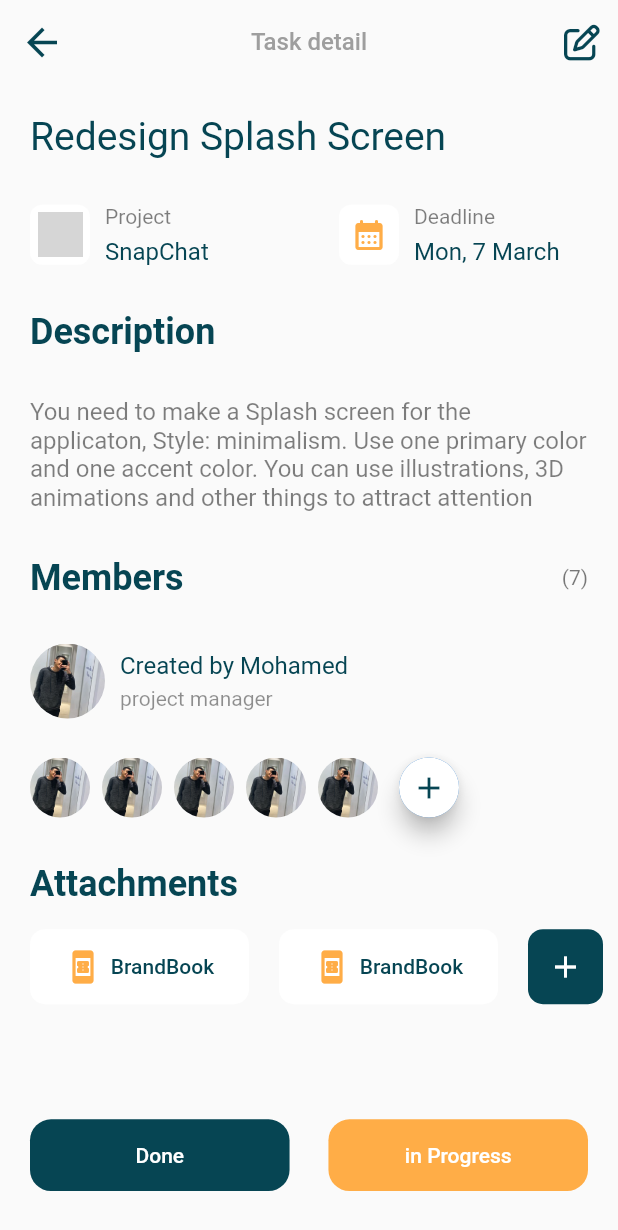
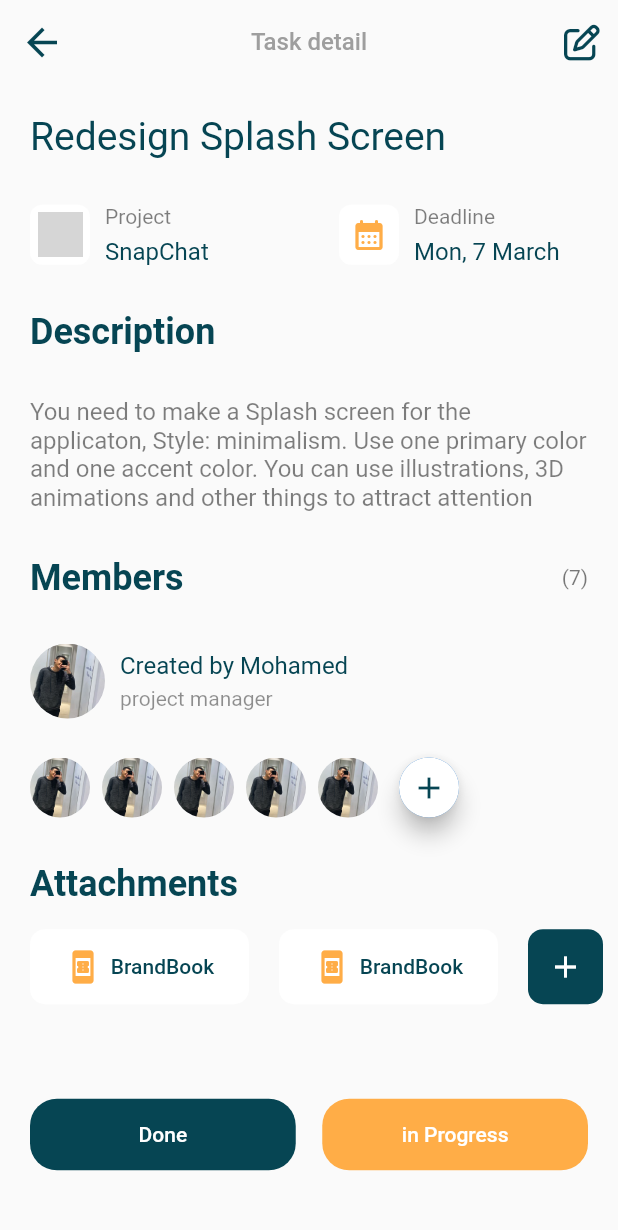
Before and after one commit to MohaamedHamdy/flutter_to_do_app, a Flutter app: the screen it shows after launch, after a tap on "Snapchat", on a phone screen of 412 x 824 dp. Shown: the top 1230 px of the screen. Run offline on Flutter 3.47's test engine with Material 2 defaults, Android fonts, the phone set to English and light mode, and no system bars; our stand-ins replace date_picker_timeline, dot_navigation_bar, font_awesome_flutter; network calls fail; statements that could not run were skipped; grey boxes are pictures that could not be loaded.

Commit message:
some changes

```diff
--- a/lib/core/widgets/custom_button.dart
+++ b/lib/core/widgets/custom_button.dart
@@ -16,7 +16,7 @@ class CustomButton extends StatelessWidget {
     this.color = MyColors.mainColor,
     this.width = 180,
     this.height = 80,
-    this.radius = 14.0,
+    this.radius = 18.0,
     this.text = 'Done',
     this.textColor = Colors.white,
   }) : super(key: key);
--- a/lib/features/home/presentation/views/widgets/home_nav_bar.dart
+++ b/lib/features/home/presentation/views/widgets/home_nav_bar.dart
@@ -1,18 +1,40 @@
+// ignore_for_file: public_member_api_docs, sort_constructors_first
 import 'package:dot_navigation_bar/dot_navigation_bar.dart';
 import 'package:flutter/material.dart';
 import 'package:font_awesome_flutter/font_awesome_flutter.dart';
+
 import 'package:todo/core/utils/colors.dart';
 
-class HomeNavBar extends StatelessWidget {
+class HomeNavBar extends StatefulWidget {
+  final int currentIndex;
+
   const HomeNavBar({
-    super.key,
-  });
+    Key? key,
+    required this.currentIndex,
+  }) : super(key: key);
+
+  @override
+  State<HomeNavBar> createState() => _HomeNavBarState();
+}
+
+class _HomeNavBarState extends State<HomeNavBar> {
+  int _index = 0;
+
+  @override
+  void initState() {
+    super.initState();
+    _index = widget.currentIndex;
+  }
 
   @override
   Widget build(BuildContext context) {
     return DotNavigationBar(
-      currentIndex: 0,
-      onTap: (p0) {},
+      currentIndex: _index,
+      onTap: (p0) {
+        setState(() {
+          _index = p0;
+        });
+      },
       dotIndicatorColor: Colors.transparent,
       selectedItemColor: MyColors.mainColor,
       unselectedItemColor: MyColors.mainColor.withOpacity(0.5),
--- a/lib/features/task_details/presentation/views/widgets/button_section.dart
+++ b/lib/features/task_details/presentation/views/widgets/button_section.dart
@@ -15,11 +15,11 @@ class ButtonsSection extends StatelessWidget {
         mainAxisAlignment: MainAxisAlignment.spaceBetween,
         children: [
           CustomButton(
-            width: MediaQuery.of(context).size.width * 0.42,
+            width: MediaQuery.of(context).size.width * 0.43,
             height: MediaQuery.of(context).size.height * 0.058,
           ),
           CustomButton(
-            width: MediaQuery.of(context).size.width * 0.42,
+            width: MediaQuery.of(context).size.width * 0.43,
             height: MediaQuery.of(context).size.height * 0.058,
             text: 'in Progress',
             color: MyColors.myYellow,
--- a/lib/features/task_details/presentation/views/widgets/task_detail_body.dart
+++ b/lib/features/task_details/presentation/views/widgets/task_detail_body.dart
@@ -10,16 +10,15 @@ class TaskDetailBody extends StatelessWidget {
 
   @override
   Widget build(BuildContext context) {
-    return const Padding(
-      padding: EdgeInsets.only(
+    return Padding(
+      padding: const EdgeInsets.only(
         left: 20.0,
         top: 20.0,
-        bottom: 30.0,
       ),
-      child: Column(
-        mainAxisAlignment: MainAxisAlignment.spaceBetween,
+      child: ListView(
+        physics: const BouncingScrollPhysics(),
         children: [
-          Column(
+          const Column(
             crossAxisAlignment: CrossAxisAlignment.start,
             mainAxisAlignment: MainAxisAlignment.start,
             children: [
@@ -29,7 +28,10 @@ class TaskDetailBody extends StatelessWidget {
               FourthSection(),
             ],
           ),
-          ButtonsSection(),
+          SizedBox(
+            height: MediaQuery.of(context).size.height * 0.04,
+          ),
+          const ButtonsSection(),
         ],
       ),
     );
```
Also changed, not shown: lib/features/deadline/presentation/views/deadline_screen.dart (added, +15 -0 lines), lib/features/home/presentation/views/home_screen.dart (+21 -2 lines), lib/features/profile/presentation/views/profile_screen.dart (added, +15 -0 lines), lib/features/tasks/presentation/views/tasks_screen.dart (added, +15 -0 lines).
